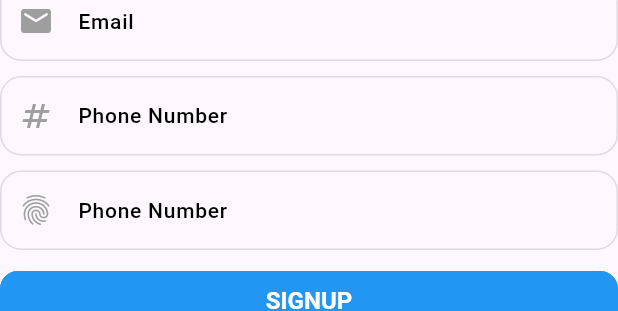
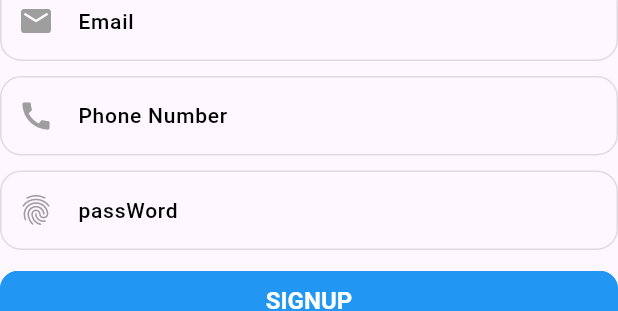
Before and after one commit to KHALEDKHLYAN/firebase_flutter, a Flutter app: the SignupFormWidget widget shown alone on an empty page, opened directly, on a phone screen of 412 x 824 dp. Shown: the part 143-454 px from the top of the screen. Run offline on Flutter 3.47's test engine with Material 3 defaults, Android fonts, the phone set to English and light mode, and no system bars; our stand-ins replace firebase_auth, firebase_core, flutter_otp_text_field, get, google_fonts; accounts and stored records are empty; network calls fail.

Commit message:
Firebase Authentication on SignUp

```diff
--- a/lib/src/features/authentication/screens/signup/controllers/signup_controllers.dart
+++ b/lib/src/features/authentication/screens/signup/controllers/signup_controllers.dart
@@ -1,5 +1,19 @@
+import 'package:firebase_flutter/src/respository/authentication_respository/authentication_respository.dart';
+import 'package:flutter/material.dart';
 import 'package:get/get.dart';
 
-class SignupControllers extends GetxController{
+class SignupController extends GetxController {
+  static SignupController get instance => Get.find();
 
+  //TextField Controllers To Get Data From TextFields
+  final email = TextEditingController();
+  final password = TextEditingController();
+  final fullName = TextEditingController();
+  final phoneNo = TextEditingController();
+
+  //Call this Function From Design & it will do the Rest
+  void registerUser(String email, String password) {
+    AuthenticationRepository.instance
+        .createUserWithEmailAndPassword(email, password);
+  }
 }
--- a/lib/src/features/authentication/screens/signup/widgets/sign_up_form.dart
+++ b/lib/src/features/authentication/screens/signup/widgets/sign_up_form.dart
@@ -1,4 +1,6 @@
+import 'package:firebase_flutter/src/features/authentication/screens/signup/controllers/signup_controllers.dart';
 import 'package:flutter/material.dart';
+import 'package:get/get.dart';
 import '../../../../../constants/sizes.dart';
 import '../../../../../constants/text_strings.dart';
 
@@ -9,12 +11,17 @@ class SignupFormWidget extends StatelessWidget {
 
   @override
   Widget build(BuildContext context) {
+    final controller = Get.put(SignupController());
+    final formKey = GlobalKey<FormState>();
+
     return Container(
       padding: EdgeInsets.symmetric(vertical: formHeight - 10),
       child: Form(
+        key: formKey,
         child: Column(
           children: [
             TextFormField(
+              controller: controller.fullName,
               decoration: InputDecoration(
                 label: Text(fullName),
                 prefixIcon: Icon(Icons.person_outline_outlined),
@@ -22,6 +29,7 @@ class SignupFormWidget extends StatelessWidget {
             ),
             SizedBox(height: formHeight - 20),
             TextFormField(
+              controller: controller.email,
               decoration: InputDecoration(
                 label: Text(emailText),
                 prefixIcon: Icon(Icons.email_rounded),
@@ -29,15 +37,17 @@ class SignupFormWidget extends StatelessWidget {
             ),
             SizedBox(height: formHeight - 20),
             TextFormField(
+              controller: controller.phoneNo,
               decoration: InputDecoration(
                 label: Text(phoneNumber),
-                prefixIcon: Icon(Icons.numbers),
+                prefixIcon: Icon(Icons.call),
               ),
             ),
             SizedBox(height: formHeight - 20),
             TextFormField(
+              controller: controller.password,
               decoration: InputDecoration(
-                label: Text(phoneNumber),
+                label: Text(passWordText),
                 prefixIcon: Icon(Icons.fingerprint),
               ),
             ),
@@ -45,7 +55,14 @@ class SignupFormWidget extends StatelessWidget {
             SizedBox(
                 width: double.infinity,
                 child: ElevatedButton(
-                    onPressed: () {}, child: Text(signupText.toUpperCase())))
+                    onPressed: () {
+                      if (formKey.currentState!.validate()) {
+                        SignupController.instance.registerUser(
+                            controller.email.text.trim(),
+                            controller.password.text.trim());
+                      }
+                    },
+                    child: Text(signupText.toUpperCase())))
           ],
         ),
       ),
--- a/pubspec.yaml
+++ b/pubspec.yaml
@@ -22,7 +22,7 @@ dependencies:
 dev_dependencies:
   flutter_test:
     sdk: flutter
-  flutter_lints: ^4.0.0
+  flutter_lints: ^5.0.0
 
 
 flutter_native_splash:
```
Also changed, not shown: lib/main.dart (+10 -2 lines), lib/src/respository/authentication_respository/authentication_respository.dart (added, +63 -0 lines), lib/src/respository/authentication_respository/exceptions/signin_email_password_failure.dart (added, +25 -0 lines), pubspec.lock, 3 other files.
